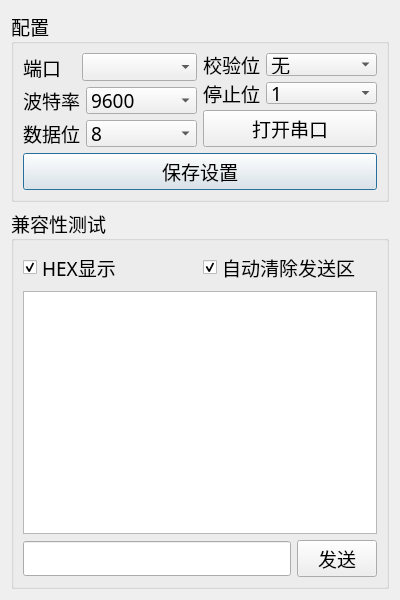
The window that serialport_ui.ui (HITXZA/diansai2017Uper2) describes before a commit, drawn with Qt 5.
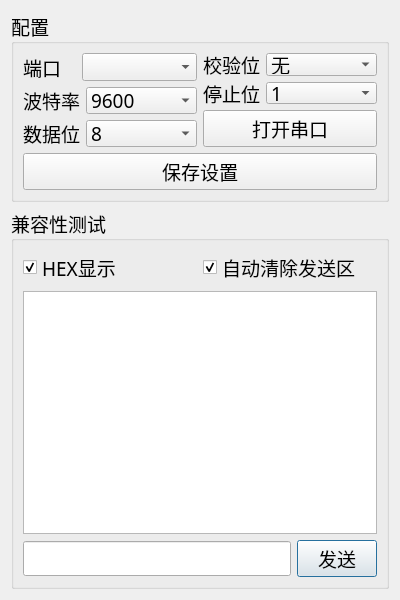
The same window after the commit.

```diff
--- a/serialport_ui.ui
+++ b/serialport_ui.ui
@@ -360,6 +360,9 @@
                 <property name="text">
                  <string>发送</string>
                 </property>
+                <property name="default">
+                 <bool>true</bool>
+                </property>
                </widget>
               </item>
              </layout>
```
Left out of the diff: 6 changed lines with no effect on the pictures.
